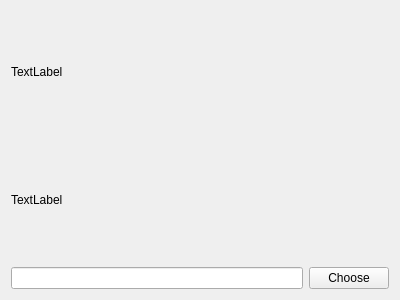
This is savefile.ui in xuefeng-huang/block_cipher_FYP as Qt 5 draws it before an edit. The edited form follows.
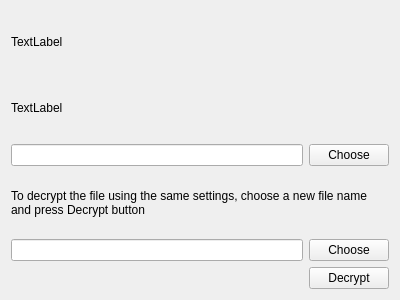
This is the edited form.

The edit to the form file:
```diff
--- a/savefile.ui
+++ b/savefile.ui
@@ -42,6 +42,54 @@
      </item>
     </layout>
    </item>
+   <item>
+    <widget class="QLabel" name="label">
+     <property name="text">
+      <string>To decrypt the file using the same settings, choose a new file name and press Decrypt button</string>
+     </property>
+     <property name="wordWrap">
+      <bool>true</bool>
+     </property>
+    </widget>
+   </item>
+   <item>
+    <layout class="QHBoxLayout" name="horizontalLayout_2">
+     <item>
+      <widget class="QLineEdit" name="decrypt_file_path"/>
+     </item>
+     <item>
+      <widget class="QPushButton" name="choose_decrypt">
+       <property name="text">
+        <string>Choose</string>
+       </property>
+      </widget>
+     </item>
+    </layout>
+   </item>
+   <item>
+    <layout class="QHBoxLayout" name="horizontalLayout_3">
+     <item>
+      <spacer name="horizontalSpacer">
+       <property name="orientation">
+        <enum>Qt::Horizontal</enum>
+       </property>
+       <property name="sizeHint" stdset="0">
+        <size>
+         <width>40</width>
+         <height>20</height>
+        </size>
+       </property>
+      </spacer>
+     </item>
+     <item>
+      <widget class="QPushButton" name="decrypt_button">
+       <property name="text">
+        <string>Decrypt</string>
+       </property>
+      </widget>
+     </item>
+    </layout>
+   </item>
   </layout>
  </widget>
  <resources/>
```
